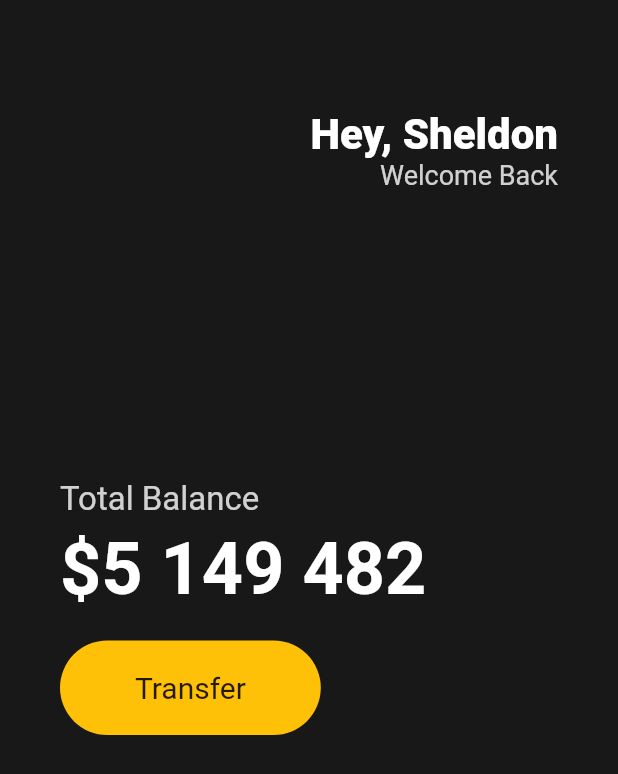
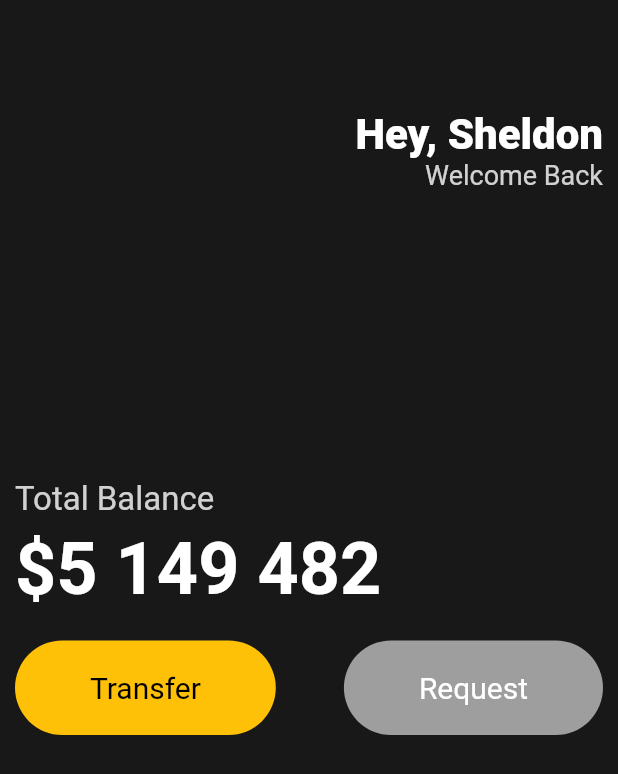
Before and after one commit to UnyongChoi/flutter_tutorial, a Flutter app: the screen it shows after launch, on a phone screen of 412 x 824 dp. Shown: the top 774 px of the screen. Run offline on Flutter 3.47's test engine with Material 2 defaults, Android fonts, the light colour scheme and no system bars.

Commit message:
learn resusable components

```diff
--- a/lib/main.dart
+++ b/lib/main.dart
@@ -1,4 +1,5 @@
 import 'package:flutter/material.dart';
+import 'package:toonflix/widgets/button.dart';
 
 void main() {
   runApp(const App());
@@ -14,7 +15,7 @@
         backgroundColor: const Color(0xFF181818),
         body: Padding(
           padding: const EdgeInsets.symmetric(
-            horizontal: 40,
+            horizontal: 10,
           ),
           child: Column(
             crossAxisAlignment: CrossAxisAlignment.start,
@@ -72,25 +73,17 @@
                 height: 20,
               ),
               Row(
-                children: [
-                  Container(
-                    decoration: BoxDecoration(
-                      color: Colors.amber,
-                      borderRadius: BorderRadius.circular(45),
-                    ),
-                    child: const Padding(
-                      padding: EdgeInsets.symmetric(
-                        horizontal: 50,
-                        vertical: 20,
-                      ),
-                      child: Text(
-                        'Transfer',
-                        style: TextStyle(
-                          fontSize: 20,
-                        ),
-                      ),
-                    ),
-                  )
+                mainAxisAlignment: MainAxisAlignment.spaceBetween,
+                children: const [
+                  Button(
+                      text: 'Transfer',
+                      bgColor: Colors.amber,
+                      textColor: Colors.black),
+                  Button(
+                    text: 'Request',
+                    bgColor: Colors.grey,
+                    textColor: Colors.white,
+                  ),
                 ],
               ),
             ],
--- /dev/null
+++ b/lib/widgets/button.dart
@@ -0,0 +1,37 @@
+import 'package:flutter/material.dart';
+
+class Button extends StatelessWidget {
+  final String text;
+  final Color bgColor;
+  final Color textColor;
+
+  const Button({
+    super.key,
+    required this.text,
+    required this.bgColor,
+    required this.textColor,
+  });
+
+  @override
+  Widget build(BuildContext context) {
+    return Container(
+      decoration: BoxDecoration(
+        color: bgColor,
+        borderRadius: BorderRadius.circular(45),
+      ),
+      child: Padding(
+        padding: const EdgeInsets.symmetric(
+          horizontal: 50,
+          vertical: 20,
+        ),
+        child: Text(
+          text,
+          style: TextStyle(
+            fontSize: 20,
+            color: textColor,
+          ),
+        ),
+      ),
+    );
+  }
+}
```
